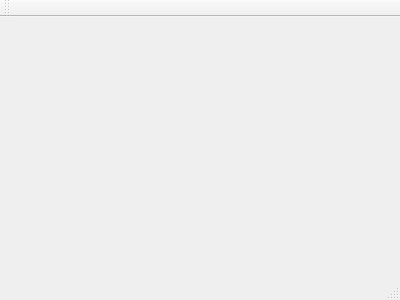
This is qtStudy_multiThread/mainwindow.ui in f0ghua/qtStudy as Qt 5 draws it before an edit. The edited form follows.
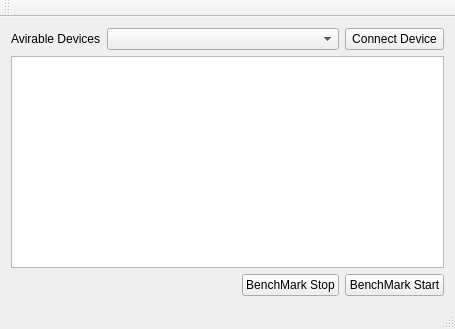
This is the edited form.

Patch:
```diff
--- a/qtStudy_multiThread/mainwindow.ui
+++ b/qtStudy_multiThread/mainwindow.ui
@@ -1,24 +1,89 @@
 <ui version="4.0">
  <class>MainWindow</class>
- <widget class="QMainWindow" name="MainWindow" >
-  <property name="geometry" >
+ <widget class="QMainWindow" name="MainWindow">
+  <property name="geometry">
    <rect>
     <x>0</x>
     <y>0</y>
-    <width>400</width>
-    <height>300</height>
+    <width>455</width>
+    <height>329</height>
    </rect>
   </property>
   <property name="windowTitle" >
    <string>MainWindow</string>
   </property>
-  <widget class="QMenuBar" name="menuBar" />
-  <widget class="QToolBar" name="mainToolBar" />
-  <widget class="QWidget" name="centralWidget" />
-  <widget class="QStatusBar" name="statusBar" />
+  <widget class="QWidget" name="centralWidget">
+   <layout class="QGridLayout" name="gridLayout">
+    <item row="2" column="0" colspan="3">
+     <spacer name="horizontalSpacer">
+      <property name="orientation">
+       <enum>Qt::Horizontal</enum>
+      </property>
+      <property name="sizeHint" stdset="0">
+       <size>
+        <width>40</width>
+        <height>20</height>
+       </size>
+      </property>
+     </spacer>
+    </item>
+    <item row="1" column="0" colspan="5">
+     <widget class="QPlainTextEdit" name="plainTextEdit"/>
+    </item>
+    <item row="0" column="0">
+     <widget class="QLabel" name="label">
+      <property name="text">
+       <string>Avirable Devices</string>
+      </property>
+     </widget>
+    </item>
+    <item row="0" column="4">
+     <widget class="QPushButton" name="pbConnect">
+      <property name="text">
+       <string>Connect Device</string>
+      </property>
+     </widget>
+    </item>
+    <item row="2" column="4">
+     <widget class="QPushButton" name="pbStart">
+      <property name="text">
+       <string>BenchMark Start</string>
+      </property>
+     </widget>
+    </item>
+    <item row="2" column="3">
+     <widget class="QPushButton" name="pbStop">
+      <property name="text">
+       <string>BenchMark Stop</string>
+      </property>
+     </widget>
+    </item>
+    <item row="0" column="1" colspan="3">
+     <widget class="QComboBox" name="cbDevices"/>
+    </item>
+   </layout>
+  </widget>
+  <widget class="QMenuBar" name="menuBar">
+   <property name="geometry">
+    <rect>
+     <x>0</x>
+     <y>0</y>
+     <width>455</width>
+     <height>23</height>
+    </rect>
+   </property>
+  </widget>
+  <widget class="QToolBar" name="mainToolBar">
+   <attribute name="toolBarArea">
+    <enum>TopToolBarArea</enum>
+   </attribute>
+   <attribute name="toolBarBreak">
+    <bool>false</bool>
+   </attribute>
+  </widget>
+  <widget class="QStatusBar" name="statusBar"/>
  </widget>
- <layoutDefault spacing="6" margin="11" />
- <pixmapfunction></pixmapfunction>
+ <layoutdefault spacing="6" margin="11"/>
  <resources/>
  <connections/>
 </ui>
```
Left out of the diff: 3 changed lines with no effect on the pictures.
